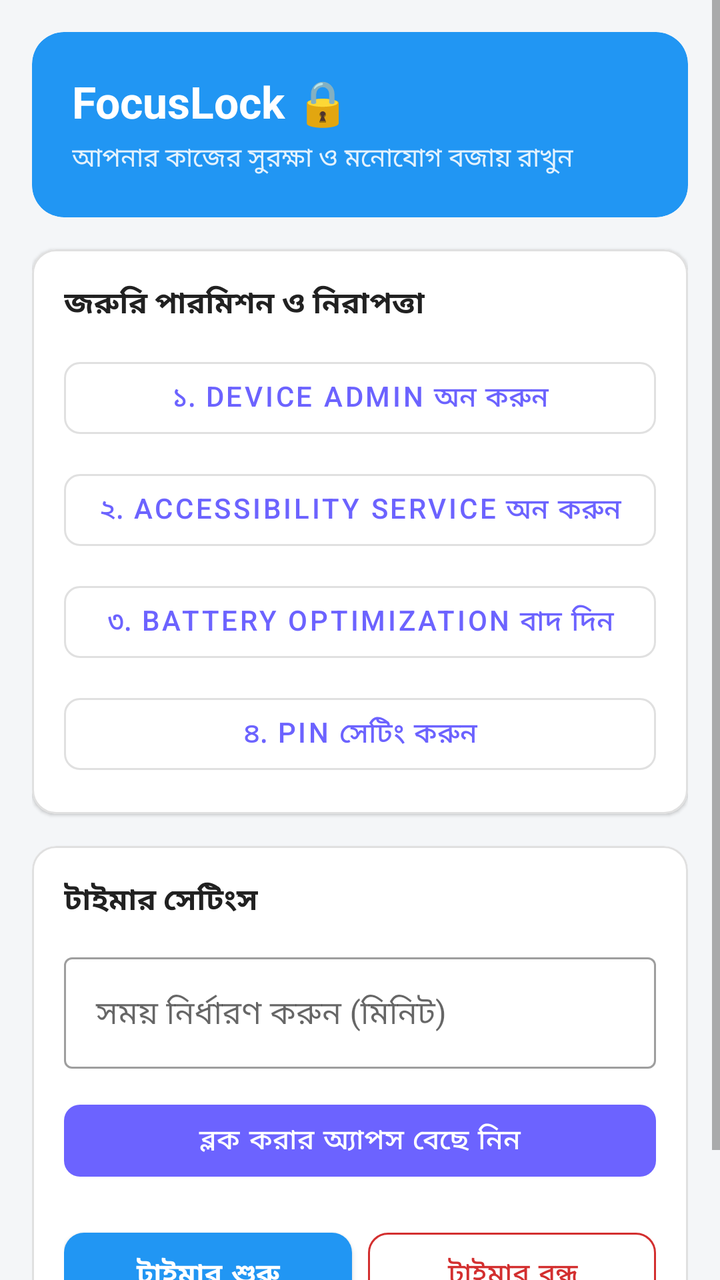
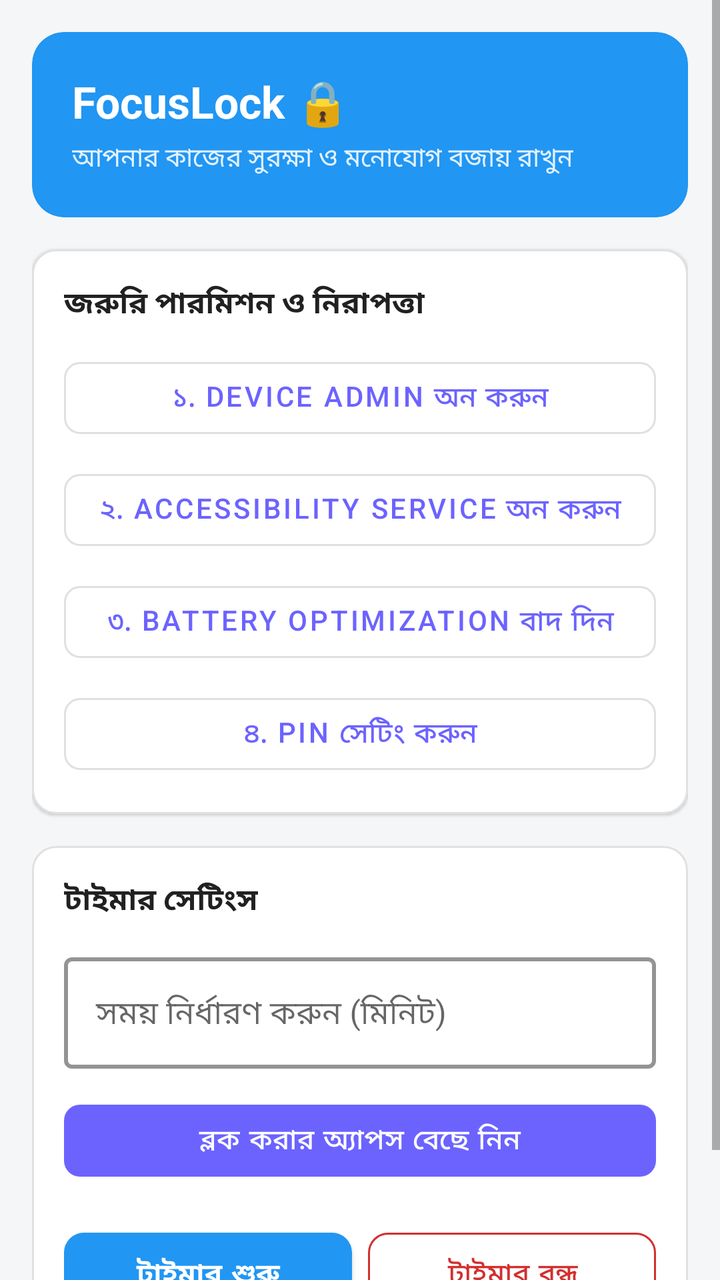

Two renders of the same Android screen: before a commit and after it. Below are the layout's source before the change and the commit's diff.
<!-- AndroidManifest.xml: application theme Theme.FocusLock -->
<!-- res/layout/activity_main.xml -->
<?xml version="1.0" encoding="utf-8"?>
<ScrollView xmlns:android="http://schemas.android.com/apk/res/android"
    xmlns:app="http://schemas.android.com/apk/res-auto"
    android:layout_width="match_parent"
    android:layout_height="match_parent"
    android:background="#F4F6F8"
    android:fillViewport="true">

    <LinearLayout
        android:layout_width="match_parent"
        android:layout_height="wrap_content"
        android:orientation="vertical"
        android:padding="16dp">

        
        <com.google.android.material.card.MaterialCardView
            android:layout_width="match_parent"
            android:layout_height="wrap_content"
            android:layout_marginBottom="16dp"
            app:cardCornerRadius="16dp"
            app:cardElevation="0dp"
            app:strokeWidth="0dp"
            app:cardBackgroundColor="#2196F3">

            <LinearLayout
                android:layout_width="match_parent"
                android:layout_height="wrap_content"
                android:orientation="vertical"
                android:padding="20dp">

                <TextView
                    android:layout_width="wrap_content"
                    android:layout_height="wrap_content"
                    android:text="FocusLock 🔒"
                    android:textColor="@android:color/white"
                    android:textSize="22sp"
                    android:textStyle="bold" />

                <TextView
                    android:id="@+id/tvStatus"
                    android:layout_width="wrap_content"
                    android:layout_height="wrap_content"
                    android:layout_marginTop="4dp"
                    android:text="আপনার কাজের সুরক্ষা ও মনোযোগ বজায় রাখুন"
                    android:textColor="#E3F2FD"
                    android:textSize="13sp" />
            </LinearLayout>
        </com.google.android.material.card.MaterialCardView>

        
        <com.google.android.material.card.MaterialCardView
            android:layout_width="match_parent"
            android:layout_height="wrap_content"
            android:layout_marginBottom="16dp"
            app:cardCornerRadius="12dp"
            app:cardElevation="1dp"
            app:strokeColor="#E0E0E0"
            app:strokeWidth="1dp"
            app:cardBackgroundColor="@android:color/white">

            <LinearLayout
                android:layout_width="match_parent"
                android:layout_height="wrap_content"
                android:orientation="vertical"
                android:padding="16dp">

                <TextView
                    android:layout_width="wrap_content"
                    android:layout_height="wrap_content"
                    android:text="জরুরি পারমিশন ও নিরাপত্তা"
                    android:textColor="#212121"
                    android:textSize="15sp"
                    android:textStyle="bold"
                    android:layout_marginBottom="12dp"/>

                <com.google.android.material.button.MaterialButton
                    android:id="@+id/btnDeviceAdmin"
                    style="@style/Widget.MaterialComponents.Button.OutlinedButton"
                    android:layout_width="match_parent"
                    android:layout_height="wrap_content"
                    android:text="১. Device Admin অন করুন"
                    android:textAlignment="textStart"
                    app:cornerRadius="8dp" />

                <com.google.android.material.button.MaterialButton
                    android:id="@+id/btnAccessibility"
                    style="@style/Widget.MaterialComponents.Button.OutlinedButton"
                    android:layout_width="match_parent"
                    android:layout_height="wrap_content"
                    android:layout_marginTop="8dp"
                    android:text="২. Accessibility Service অন করুন"
                    android:textAlignment="textStart"
                    app:cornerRadius="8dp" />

                <com.google.android.material.button.MaterialButton
                    android:id="@+id/btnBatteryOptOut"
                    style="@style/Widget.MaterialComponents.Button.OutlinedButton"
                    android:layout_width="match_parent"
                    android:layout_height="wrap_content"
                    android:layout_marginTop="8dp"
                    android:text="৩. Battery Optimization বাদ দিন"
                    android:textAlignment="textStart"
                    app:cornerRadius="8dp" />

                <com.google.android.material.button.MaterialButton
                    android:id="@+id/btnSetPin"
                    style="@style/Widget.MaterialComponents.Button.OutlinedButton"
                    android:layout_width="match_parent"
                    android:layout_height="wrap_content"
                    android:layout_marginTop="8dp"
                    android:text="৪. PIN সেটিং করুন"
                    android:textAlignment="textStart"
                    app:cornerRadius="8dp" />
            </LinearLayout>
        </com.google.android.material.card.MaterialCardView>

        
        <com.google.android.material.card.MaterialCardView
            android:layout_width="match_parent"
            android:layout_height="wrap_content"
            android:layout_marginBottom="16dp"
            app:cardCornerRadius="12dp"
            app:cardElevation="1dp"
            app:strokeColor="#E0E0E0"
            app:strokeWidth="1dp"
            app:cardBackgroundColor="@android:color/white">

            <LinearLayout
                android:layout_width="match_parent"
                android:layout_height="wrap_content"
                android:orientation="vertical"
                android:padding="16dp">

                <TextView
                    android:layout_width="wrap_content"
                    android:layout_height="wrap_content"
                    android:text="টাইমার সেটিংস"
                    android:textColor="#212121"
                    android:textSize="15sp"
                    android:textStyle="bold"
                    android:layout_marginBottom="12dp"/>

                <com.google.android.material.textfield.TextInputLayout
                    style="@style/Widget.MaterialComponents.TextInputLayout.OutlinedBox"
                    android:layout_width="match_parent"
                    android:layout_height="wrap_content"
                    android:hint="সময় নির্ধারণ করুন (মিনিট)">

                    <com.google.android.material.textfield.TextInputEditText
                        android:id="@+id/etMinutes"
                        android:layout_width="match_parent"
                        android:layout_height="wrap_content"
                        android:inputType="number" />
                </com.google.android.material.textfield.TextInputLayout>

                <com.google.android.material.button.MaterialButton
                    android:id="@+id/btnSelectApps"
                    style="@style/Widget.MaterialComponents.Button.UnelevatedButton"
                    android:layout_width="match_parent"
                    android:layout_height="wrap_content"
                    android:layout_marginTop="12dp"
                    android:text="ব্লক করার অ্যাপস বেছে নিন"
                    app:cornerRadius="8dp" />

                <androidx.recyclerview.widget.RecyclerView
                    android:id="@+id/rvApps"
                    android:layout_width="match_parent"
                    android:layout_height="180dp"
                    android:layout_marginTop="12dp"
                    android:visibility="gone" />

                <LinearLayout
                    android:layout_width="match_parent"
                    android:layout_height="wrap_content"
                    android:orientation="horizontal"
                    android:layout_marginTop="16dp">

                    <com.google.android.material.button.MaterialButton
                        android:id="@+id/btnStartTimer"
                        android:layout_width="0dp"
                        android:layout_height="54dp"
                        android:layout_weight="1"
                        android:layout_marginEnd="4dp"
                        android:text="টাইমার শুরু"
                        android:textSize="14sp"
                        android:textStyle="bold"
                        app:cornerRadius="10dp"
                        app:backgroundTint="#2196F3"/>

                    <com.google.android.material.button.MaterialButton
                        android:id="@+id/btnStopTimer"
                        style="@style/Widget.MaterialComponents.Button.OutlinedButton"
                        android:layout_width="0dp"
                        android:layout_height="54dp"
                        android:layout_weight="1"
                        android:layout_marginStart="4dp"
                        android:text="টাইমার বন্ধ"
                        android:textSize="14sp"
                        android:textColor="#D32F2F"
                        app:strokeColor="#D32F2F"
                        app:cornerRadius="10dp"/>
                </LinearLayout>
            </LinearLayout>
        </com.google.android.material.card.MaterialCardView>

    </LinearLayout>
</ScrollView>
<!-- resources referenced by this layout -->
<resources>
  <style name="Theme.FocusLock" parent="Theme.MaterialComponents.DayNight.NoActionBar">
          <item name="colorPrimary">@color/primary</item>
          <item name="colorPrimaryDark">@color/primary_dark</item>
          <item name="colorAccent">@color/accent</item>
          <item name="android:windowBackground">@color/bg</item>
          <item name="android:statusBarColor">@color/bg</item>
          <item name="android:navigationBarColor">@color/bg</item>
      </style>
  <color name="primary">#6C63FF</color>
  <color name="primary_dark">#4B44CC</color>
  <color name="accent">#00D9A5</color>
  <color name="bg">#0F1115</color>
</resources>

<!-- the commit's change to res/layout/activity_main.xml (unified diff, before → after) -->
@@ -144,13 +144,19 @@
                     style="@style/Widget.MaterialComponents.TextInputLayout.OutlinedBox"
                     android:layout_width="match_parent"
                     android:layout_height="wrap_content"
-                    android:hint="সময় নির্ধারণ করুন (মিনিট)">
+                    android:hint="সময় নির্ধারণ করুন (মিনিট)"
+                    app:boxStrokeColor="#2196F3"
+                    app:boxStrokeWidth="2dp"
+                    app:hintTextColor="#2196F3">
 
                     <com.google.android.material.textfield.TextInputEditText
                         android:id="@+id/etMinutes"
                         android:layout_width="match_parent"
                         android:layout_height="wrap_content"
-                        android:inputType="number" />
+                        android:inputType="number"
+                        android:textColor="#000000"
+                        android:textColorHint="#757575"
+                        android:textSize="16sp" />
                 </com.google.android.material.textfield.TextInputLayout>
 
                 <com.google.android.material.button.MaterialButton
@@ -165,7 +171,7 @@
                 <androidx.recyclerview.widget.RecyclerView
                     android:id="@+id/rvApps"
                     android:layout_width="match_parent"
-                    android:layout_height="180dp"
+                    android:layout_height="220dp"
                     android:layout_marginTop="12dp"
                     android:visibility="gone" />
 
